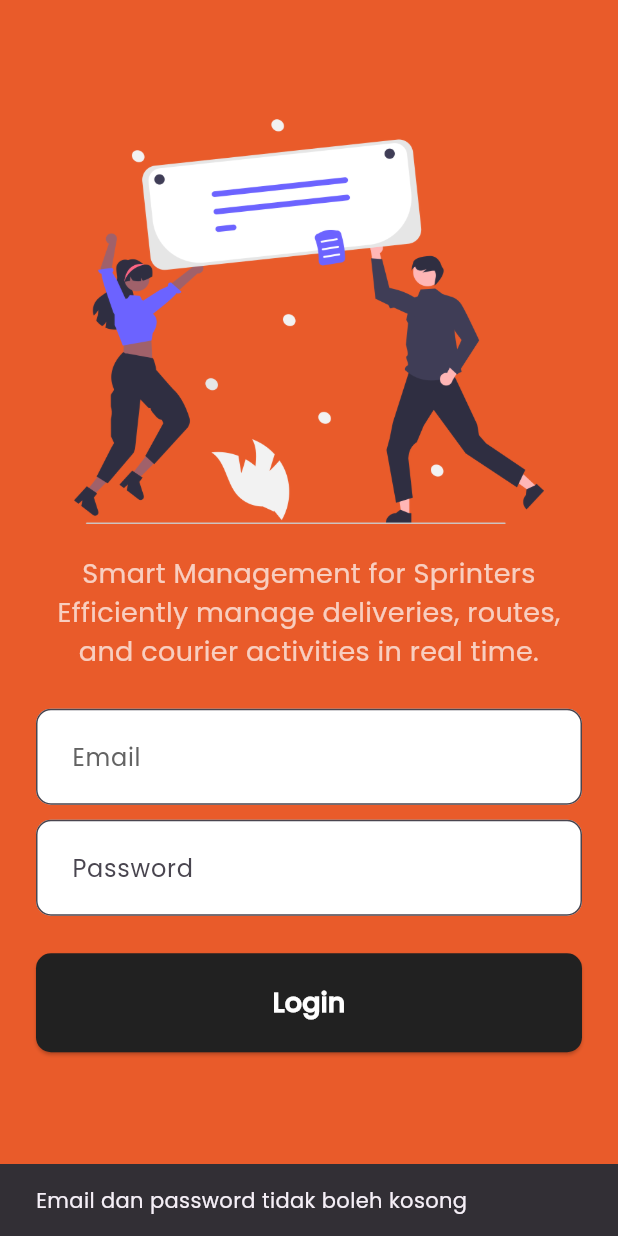
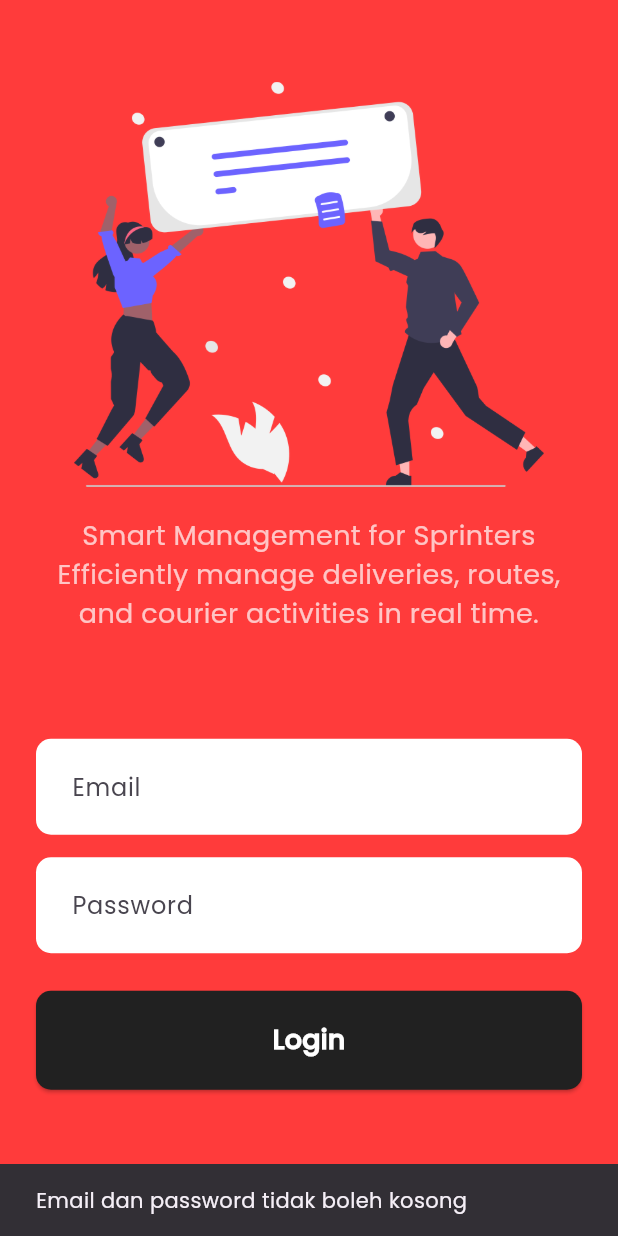
Before and after one commit to rifqyandika/sprinter-system-app, a Flutter app: the screen it shows after launch, after a tap on "Login", on a phone screen of 412 x 824 dp. Run offline on Flutter 3.47's test engine with Material 3 defaults, Android fonts, the phone set to English and light mode, and no system bars; our stand-ins replace flutter_dotenv, flutter_secure_storage, loading_animation_widget; network calls fail.

```diff
--- a/lib/main.dart
+++ b/lib/main.dart
@@ -4,10 +4,13 @@ import 'package:flutter/material.dart';
 import 'package:intl/date_symbol_data_local.dart';
 import './core/app_colors.dart';
 import 'pages/auth/login_screens.dart';
-// import './pages/home_screens.dart';
+import './pages/home_screens.dart';
+import './pages/splash_screen.dart';
+import 'package:flutter_dotenv/flutter_dotenv.dart';
 
 void main() async {
   WidgetsFlutterBinding.ensureInitialized();
+  await dotenv.load(fileName: ".env");
   await initializeDateFormatting('id_ID', null);
   runApp(const MyApp());
 }
@@ -18,12 +21,17 @@ class MyApp extends StatelessWidget {
   @override
   Widget build(BuildContext context) {
     return MaterialApp(
+      initialRoute: '/',
+      routes: {
+        '/home': (context) => const HomePage(),
+        '/login': (context) => const LoginScreen(),
+      },
       debugShowCheckedModeBanner: false,
       theme: ThemeData(
         scaffoldBackgroundColor: AppColors.grey,
         fontFamily: 'Poppins',
       ),
-      home: const LoginScreen(),
+      home: const SplashScreen(),
     );
   }
 }
--- a/lib/pages/auth/login_screens.dart
+++ b/lib/pages/auth/login_screens.dart
@@ -1,5 +1,6 @@
 import 'package:flutter/material.dart';
 import '../../services/login_service.dart';
+import '../../core/app_colors.dart';
 
 class LoginScreen extends StatefulWidget {
   const LoginScreen({super.key});
@@ -9,7 +10,7 @@ class LoginScreen extends StatefulWidget {
 }
 
 class _LoginScreenState extends State<LoginScreen> {
-  final Color orangeColor = const Color(0xFFE95B2A);
+  final Color orangeColor = AppColors.secondary;
   final Color darkColor = const Color(0xFF212121);
 
   final TextEditingController emailController = TextEditingController();
@@ -26,6 +27,7 @@ class _LoginScreenState extends State<LoginScreen> {
       return;
     } else {
       loginAuth(context, email, password);
+      // print("Email: $email, Password: $password");
     }
   }
 
@@ -61,7 +63,7 @@ class _LoginScreenState extends State<LoginScreen> {
                   fontSize: 18,
                 ),
               ),
-              const SizedBox(height: 25),
+              const SizedBox(height: 70),
 
               // TextField Email
               TextField(
@@ -73,14 +75,12 @@ class _LoginScreenState extends State<LoginScreen> {
                   fillColor: Colors.white,
                   border: OutlineInputBorder(
                     borderRadius: BorderRadius.circular(10),
+                    borderSide: BorderSide.none,
                   ),
                   labelText: 'Email',
-                  labelStyle: const TextStyle(
-                    color: Color.fromARGB(255, 99, 99, 99),
-                  ),
                 ),
               ),
-              const SizedBox(height: 10),
+              const SizedBox(height: 15),
 
               // TextField Password
               TextField(
@@ -93,6 +93,7 @@ class _LoginScreenState extends State<LoginScreen> {
                   fillColor: Colors.white,
                   border: OutlineInputBorder(
                     borderRadius: BorderRadius.circular(10),
+                    borderSide: BorderSide.none,
                   ),
                   labelText: 'Password',
                 ),
--- /dev/null
+++ b/lib/pages/splash_screen.dart
@@ -0,0 +1,58 @@
+import 'dart:async';
+import 'package:flutter/material.dart';
+import '../services/storage_service.dart';
+import '../core/app_colors.dart';
+import 'package:loading_animation_widget/loading_animation_widget.dart';
+
+class SplashScreen extends StatefulWidget {
+  const SplashScreen({super.key});
+
+  @override
+  State<SplashScreen> createState() => _SplashScreenState();
+}
+
+class _SplashScreenState extends State<SplashScreen> {
+  @override
+  void initState() {
+    super.initState();
+    _checkTokenAndNavigate();
+  }
+
+  Future<void> _checkTokenAndNavigate() async {
+    await Future.delayed(const Duration(seconds: 3));
+    final token = await SecureStorageService.getCookie();
+    if (!mounted) return;
+    if (token != null && token.isNotEmpty) {
+      Navigator.pushReplacementNamed(context, '/home');
+    } else {
+      Navigator.pushReplacementNamed(context, '/login');
+    }
+  }
+
+  @override
+  Widget build(BuildContext context) {
+    return Scaffold(
+      backgroundColor: AppColors.secondary,
+      body: Center(
+        child: Column(
+          mainAxisAlignment: MainAxisAlignment.center,
+          children: [
+            Text(
+              'SPRINTER',
+              style: TextStyle(
+                color: Colors.white,
+                fontSize: 25,
+                fontWeight: FontWeight.bold,
+              ),
+            ),
+            // SizedBox(height: 20),
+            LoadingAnimationWidget.progressiveDots(
+              color: Colors.white,
+              size: 50,
+            ),
+          ],
+        ),
+      ),
+    );
+  }
+}
--- a/pubspec.yaml
+++ b/pubspec.yaml
@@ -30,6 +30,8 @@ environment:
 dependencies:
   flutter:
     sdk: flutter
+  loading_animation_widget: ^1.3.0
+  flutter_dotenv: ^5.1.0
 
   # The following adds the Cupertino Icons font to your application.
   # Use with the CupertinoIcons class for iOS style icons.
@@ -79,6 +81,7 @@ flutter:
   # example:
   assets:
     - assets/images/
+    - .env
   fonts:
     - family: Poppins # Nama font yang akan digunakan di kode
       fonts:
```
Also changed, not shown: lib/pages/home_screens.dart (+5 -2 lines), lib/services/login_service.dart (+6 -7 lines), lib/services/storage_service.dart (+9 -9 lines), lib/services/transactions_service.dart (+7 -5 lines), lib/widgets/menu_button.dart (+10 -5 lines), pubspec.lock, 2 other files.
